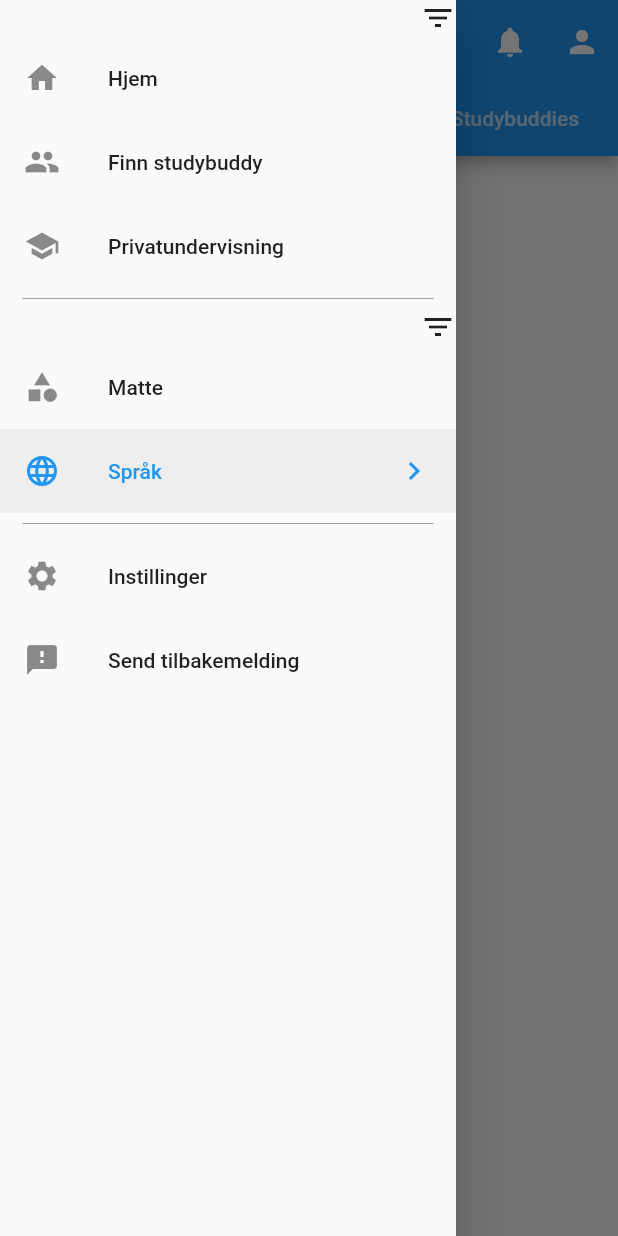
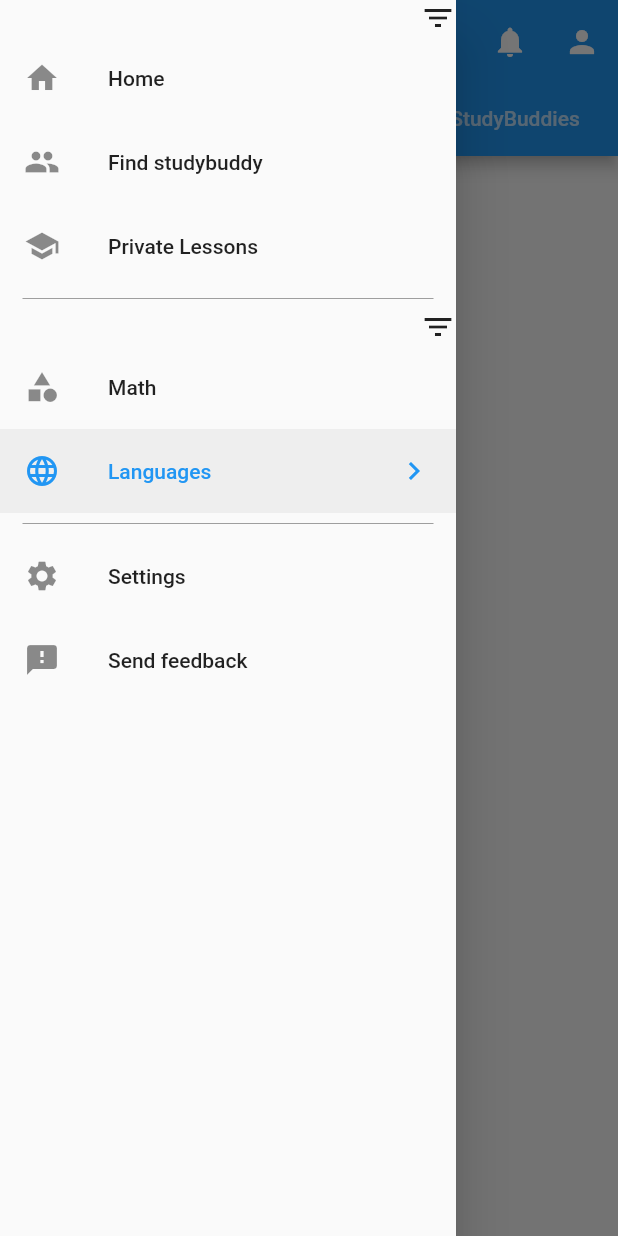
Before and after one commit to GeekFreakInk/Project-Alpha, a Flutter app: the HomePage screen opened by its route, with the side drawer open, on a phone screen of 412 x 824 dp. Run offline on Flutter 3.47's test engine with Material 2 defaults, Android fonts, the phone set to English and light mode, and no system bars; our stand-ins replace firebase_auth, google_sign_in; accounts and stored records are empty.

Commit message:
add translation support and cleaned up routes

```diff
--- /dev/null
+++ b/studybuddy_mobile/lib/app_localization.dart
@@ -0,0 +1,56 @@
+import 'dart:async';
+import 'dart:convert';
+import 'package:flutter/material.dart';
+import 'package:flutter/services.dart';
+
+class AppLocalizations {
+  final Locale locale;
+
+  AppLocalizations(this.locale);
+
+  static AppLocalizations of(BuildContext context) {
+    return Localizations.of<AppLocalizations>(context, AppLocalizations);
+  }
+
+  static const LocalizationsDelegate<AppLocalizations> delegate =
+  _AppLocalizationsDelegate();
+
+  Map<String, String> _localizedStrings;
+
+  Future<bool> load() async {
+    String jsonString =
+      await rootBundle.loadString('locales/${locale.languageCode}.json');
+    Map<String, dynamic> jsonMap = json.decode(jsonString);
+
+    _localizedStrings = jsonMap.map((key, value){
+      return MapEntry(key, value.toString());
+    });
+
+    return true;
+  }
+
+  String translate(String key) {
+    return _localizedStrings[key];
+  }
+}
+
+class _AppLocalizationsDelegate
+  extends LocalizationsDelegate<AppLocalizations>{
+
+    const _AppLocalizationsDelegate();
+
+    @override
+    bool isSupported(Locale locale){
+      return ['en', 'nb'].contains(locale.languageCode);
+    }
+
+    @override
+    Future<AppLocalizations> load(Locale locale) async {
+      AppLocalizations localizations = new AppLocalizations(locale);
+      await localizations.load();
+      return localizations;
+    }
+
+    @override
+    bool shouldReload(_AppLocalizationsDelegate old) => false;
+}
--- /dev/null
+++ b/studybuddy_mobile/lib/routes.dart
@@ -0,0 +1,39 @@
+import 'package:flutter/material.dart';
+import 'shared/constants.dart';
+import 'package:studybuddy_mobile/screens/home/notification.dart';
+import 'package:studybuddy_mobile/screens/navigationScreens/studyBuddy.dart';
+import 'package:studybuddy_mobile/screens/navigationScreens/privateLessons.dart';
+import 'package:studybuddy_mobile/screens/navigationScreens/userFeedback.dart';
+import 'package:studybuddy_mobile/screens/navigationScreens/settings.dart';
+import 'package:studybuddy_mobile/screens/wrapper.dart';
+import 'package:studybuddy_mobile/screens/home/homePage.dart';
+
+class Router {
+  //Main routes -- first layer
+  static Route<dynamic> generateMainRoute(RouteSettings settings) {
+    switch (settings.name){
+      case homeRoute:
+        return MaterialPageRoute(builder: (_) => HomePage());
+      case profileRoute:
+        return MaterialPageRoute(builder: (_) => Wrapper());
+      case notisRoute:
+        return MaterialPageRoute(builder: (_) => Notis());
+      case settingsRoute:
+        return MaterialPageRoute(builder: (_) => Settings());
+      case feedbackRoute:
+        return MaterialPageRoute(builder: (_) => UserFeedback());
+      case studyBuddyRoute:
+        return MaterialPageRoute(builder: (_) => StudyBuddy());
+      case privateLessonsRoute:
+        return MaterialPageRoute(builder: (_) => PrivateLessons());
+      default:
+        return MaterialPageRoute(builder: (_) => Scaffold(
+          body: Center(child: Text('No route defined for ${settings.name}')),
+        )
+      );
+    }
+  }
+  //TODO
+  static Route<dynamic> generateSettingsRoute(RouteSettings settings) {  }
+  static Route<dynamic> generateExploreRoute(RouteSettings settings) {  }
+}
--- a/studybuddy_mobile/lib/screens/home/homePage.dart
+++ b/studybuddy_mobile/lib/screens/home/homePage.dart
@@ -1,6 +1,7 @@
 import 'package:flutter/material.dart';
+import '../../shared/constants.dart';
 import 'package:studybuddy_mobile/app_localization.dart';
-import 'package:studybuddy_mobile/navigationHeader/navigationDrawer.dart';
+import 'package:studybuddy_mobile/screens/navigationHeader/navigationDrawer.dart';
 import 'containers/home.dart';
 import 'containers/studybuddies.dart';
 import 'containers/courses.dart';
@@ -8,7 +9,6 @@ import 'containers/courses.dart';
 class HomePage extends StatelessWidget {
   // Will be displayed when the corresponding tab gets selected
   final List<Widget> containers = [
-    //Make the containers in seperate dart files
     Container(
         child: Home()),
     Container(
@@ -24,18 +24,18 @@ class HomePage extends StatelessWidget {
       child: Scaffold(
         drawer: NavigationDrawer(),
         appBar: AppBar(
-          title: Text("Hjem"),//Text(AppLocalizations.of(context).translate('test')),
+          title: Text(AppLocalizations.of(context).translate('home')),
           actions: <Widget>[
             IconButton(
               icon: Icon(Icons.notifications),
               onPressed: () {
-                Navigator.pushNamed(context, '/notis');
+                Navigator.pushNamed(context, notisRoute);
               },
             ),
             IconButton(
               icon: Icon(Icons.person),
               onPressed: () {
-                Navigator.pushNamed(context, '/profile');
+                Navigator.pushNamed(context, profileRoute);
 
               },
             ),
@@ -43,13 +43,13 @@ class HomePage extends StatelessWidget {
           bottom: TabBar(
             tabs: <Widget>[
               Tab(
-                text: 'Hjem',
+                text: AppLocalizations.of(context).translate('home'),
               ),
               Tab(
-                text: 'Dine kurs',
+                text: AppLocalizations.of(context).translate('course'),
               ),
               Tab(
-                text: 'Studybuddies',
+                text: AppLocalizations.of(context).translate('studyBuddies'),
               )
             ],
           ),
--- a/studybuddy_mobile/lib/screens/home/notification.dart
+++ b/studybuddy_mobile/lib/screens/home/notification.dart
@@ -1,11 +1,12 @@
 import 'package:flutter/material.dart';
+import '../../app_localization.dart';
 
 class Notis extends StatelessWidget {
   @override
   Widget build(BuildContext context) {
     return Scaffold(
         appBar: AppBar(
-          title: Text('Notifikasjon'),
+          title: Text(AppLocalizations.of(context).translate('notifications')),
         ),
         body: Container(
             child: Center(
--- a/studybuddy_mobile/lib/navigationHeader/navigationDrawer.dart
+++ b/studybuddy_mobile/lib/screens/navigationHeader/navigationDrawer.dart
@@ -1,4 +1,6 @@
 import 'package:flutter/material.dart';
+import '../../shared/constants.dart';
+import 'package:studybuddy_mobile/app_localization.dart';
 
 class NavigationDrawer extends StatelessWidget {
   @override
@@ -15,18 +17,18 @@ class NavigationDrawer extends StatelessWidget {
               ListTile(
                 //if already on home, just pull back drawer
                 leading: Icon(Icons.home),
-                title: Text('Hjem'),
-                onTap: () => Navigator.pushNamed(context, '/home'),
+                title: Text(AppLocalizations.of(context).translate("home")),
+                onTap: () => Navigator.pushNamed(context, homeRoute),
               ),
               ListTile(
                 leading: Icon(Icons.group),
-                title: Text('Finn studybuddy'),
-                onTap: () => Navigator.pushNamed(context, '/studyBuddy'),
+                title: Text(AppLocalizations.of(context).translate("find_sb")),
+                onTap: () => Navigator.pushNamed(context, studyBuddyRoute),
               ),
               ListTile(
                 leading: Icon(Icons.school),
-                title: Text('Privatundervisning'),
-                onTap: () => Navigator.pushNamed(context, '/privateLessons'),
+                title: Text(AppLocalizations.of(context).translate("privateLessons")),
+                onTap: () => Navigator.pushNamed(context, privateLessonsRoute),
               ),
               new Divider(height: 14.0, color: Colors.grey, indent: 15, endIndent: 15,),
               Align(
@@ -37,31 +39,30 @@ class NavigationDrawer extends StatelessWidget {
               )),
               ListTile(
                 leading: Icon(Icons.category),
-                title: Text('Matte'),
+                title: Text(AppLocalizations.of(context).translate("math")),
                 //onTap: () => Navigator.pushNamed(context, '/'),
               ),
               Container(
                 color: Colors.grey[200],
                 child: ListTile(
                   leading: Icon(Icons.language),
-                  title: Text('Språk'),
+                  title: Text(AppLocalizations.of(context).translate("languages")),
                   trailing: Icon(Icons.keyboard_arrow_right),
-                  //This should change according to state, for now it just
-                  //demostrates the capability
+                  //This should change according to state
                   selected: true,
                   //onTap: () => Navigator.pushNamed(context, '/'),
                 )),
               new Divider(height: 14.0, color: Colors.grey, indent: 15, endIndent: 15,),
               ListTile(
                 leading: Icon(Icons.settings),
-                title: Text('Instillinger'),
-                onTap: () => Navigator.pushNamed(context, '/settings'),
+                title: Text(AppLocalizations.of(context).translate("settings")),
+                onTap: () => Navigator.pushNamed(context, settingsRoute),
               ),
 
               ListTile(
                 leading: Icon(Icons.feedback),
-                title: Text('Send tilbakemelding'),
-                onTap: () => Navigator.pushNamed(context, '/feedback'),
+                title: Text(AppLocalizations.of(context).translate("feedback")),
+                onTap: () => Navigator.pushNamed(context, feedbackRoute),
               )
             ],
           ),
--- a/studybuddy_mobile/lib/screens/navigationScreens/privateLessons.dart
+++ b/studybuddy_mobile/lib/screens/navigationScreens/privateLessons.dart
@@ -1,11 +1,12 @@
 import 'package:flutter/material.dart';
+import 'package:studybuddy_mobile/app_localization.dart';
 
 class PrivateLessons extends StatelessWidget {
   @override
   Widget build(BuildContext context) {
     return Scaffold(
         appBar: AppBar(
-          title: Text('Privatundervisning'),
+          title: Text(AppLocalizations.of(context).translate("privateLessons")),
         ),
         body: Container(
             child: Center(
--- a/studybuddy_mobile/lib/screens/navigationScreens/settings.dart
+++ b/studybuddy_mobile/lib/screens/navigationScreens/settings.dart
@@ -1,11 +1,12 @@
 import 'package:flutter/material.dart';
+import 'package:studybuddy_mobile/app_localization.dart';
 
 class Settings extends StatelessWidget {
   @override
   Widget build(BuildContext context) {
     return Scaffold(
         appBar: AppBar(
-          title: Text('Instillinger'),
+          title: Text(AppLocalizations.of(context).translate("settings")),
         ),
         body: Container(
             child: Center(
--- a/studybuddy_mobile/lib/screens/navigationScreens/userFeedback.dart
+++ b/studybuddy_mobile/lib/screens/navigationScreens/userFeedback.dart
@@ -1,11 +1,12 @@
 import 'package:flutter/material.dart';
+import 'package:studybuddy_mobile/app_localization.dart';
 
 class UserFeedback extends StatelessWidget {
   @override
   Widget build(BuildContext context) {
     return Scaffold(
         appBar: AppBar(
-          title: Text('Tilbakemelding'),
+          title: Text(AppLocalizations.of(context).translate("feedback")),
         ),
         body: Container(
             child: Center(
--- a/studybuddy_mobile/lib/shared/constants.dart
+++ b/studybuddy_mobile/lib/shared/constants.dart
@@ -1 +1,9 @@
-//import 'package:flutter/material.dart';
+import 'package:flutter/material.dart';
+
+const String homeRoute = '/';
+const String profileRoute = '/profile';
+const String notisRoute = '/notis';
+const String settingsRoute = '/settings';
+const String feedbackRoute = '/feedback';
+const String studyBuddyRoute = '/studyBuddy';
+const String privateLessonsRoute = '/privateLessons';
--- /dev/null
+++ b/studybuddy_mobile/locales/desc.json
@@ -0,0 +1,9 @@
+{
+  "home": "This is home description",
+  "course": "Your courses",
+  "studyBuddies": "Your studyBuddies",
+  "privateLessons": "Available private lessons",
+  "math": "Math category",
+  "settings": "this is the settings page",
+  "feedback": "send your feedback to us"
+}
--- /dev/null
+++ b/studybuddy_mobile/locales/en.json
@@ -0,0 +1,12 @@
+{
+  "home": "Home",
+  "course": "Your courses",
+  "studyBuddies": "StudyBuddies",
+  "find_sb" : "Find studybuddy",
+  "privateLessons": "Private Lessons",
+  "math": "Math",
+  "languages" : "Languages",
+  "settings": "Settings",
+  "feedback": "Send feedback",
+  "notifications": "Notifications"
+}
--- /dev/null
+++ b/studybuddy_mobile/locales/nb.json
@@ -0,0 +1,12 @@
+{
+  "home": "Hjem",
+  "course": "Dine kurs",
+  "studyBuddies": "StudyBuddies",
+  "find_sb" : "Finn studybuddy",
+  "privateLessons": "Privatundervisning",
+  "math": "Matte",
+  "languages" : "Språk",
+  "settings": "Instillinger",
+  "feedback": "Send tilbakemelding",
+  "notifications": "Notifikasjoner"
+}
```
Also changed, not shown: locales/EN_US.json (added, +37 -0 lines), locales/desc.json (added, +37 -0 lines), studybuddy_mobile/lib/main.dart (+8 -22 lines), studybuddy_mobile/pubspec.yaml (+7 -1 lines), studybuddy_mobile/pubspec.lock.
